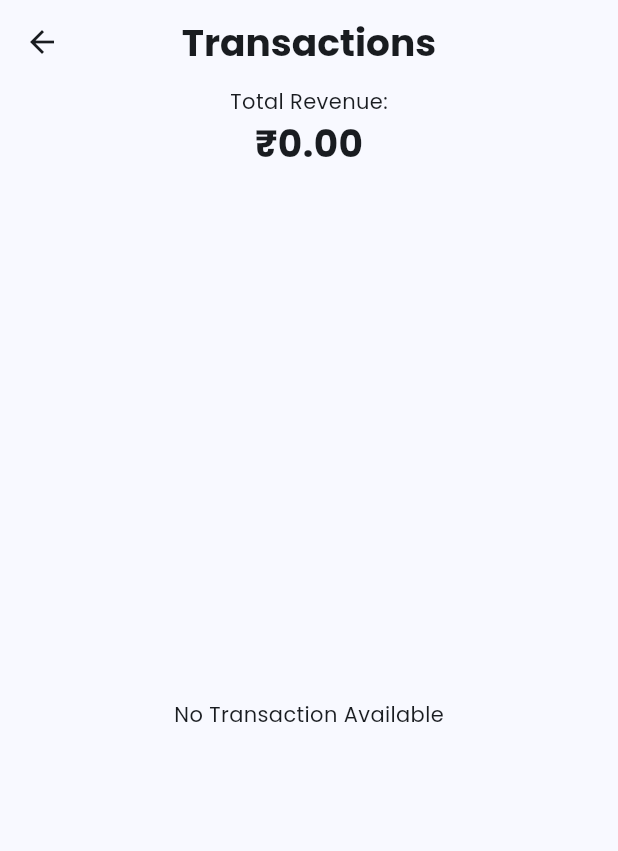
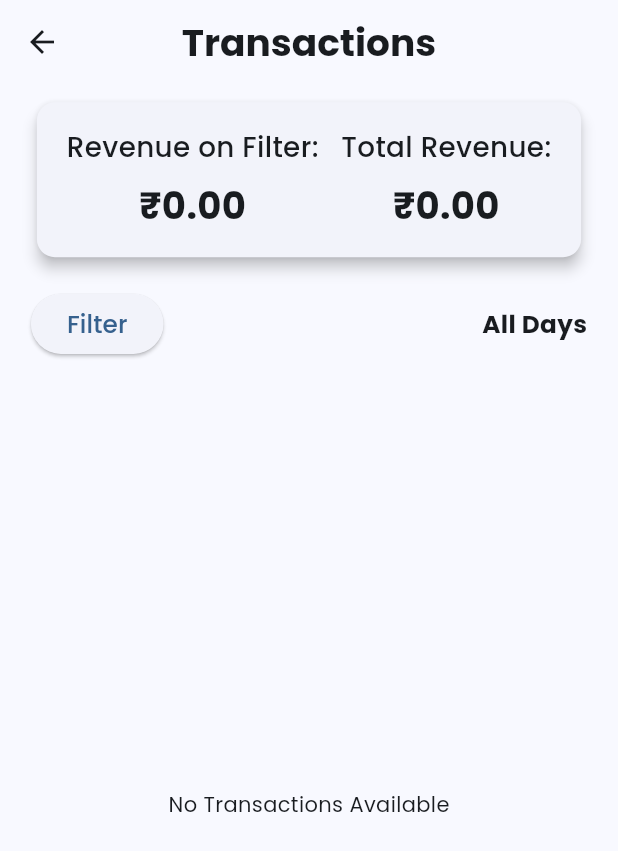
Before and after one commit to adhilfouzi/playtime_club, a Flutter app: the Revenue screen opened directly, on a phone screen of 412 x 824 dp. Shown: the top 851 px of the screen. Run offline on Flutter 3.47's test engine with Material 3 defaults, Android fonts, the light colour scheme and no system bars; our stand-ins replace cached_network_image, cloud_firestore, firebase_auth, firebase_core, firebase_storage, flutter_image_compress and 9 more; accounts and stored records are empty.

Commit message:
make transaction as a stateless widget

```diff
--- a/lib/view/course/revenue/revenue_screen.dart
+++ b/lib/view/course/revenue/revenue_screen.dart
@@ -1,37 +1,53 @@
-import 'dart:developer';
-
 import 'package:flutter/material.dart';
 import 'package:get/get.dart';
 import 'package:intl/intl.dart';
-import 'package:owners_side_of_turf_booking/utils/portion/formater.dart';
 
 import '../../../view_model/course/transaction_controller.dart';
+import 'utils/date_filter.dart';
+import 'utils/total_revenue_section.dart';
+import 'utils/transaction_list.dart';
 
-class Revenue extends StatelessWidget {
+class Revenue extends StatefulWidget {
   const Revenue({super.key});
+
+  @override
+  State<Revenue> createState() => _RevenueState();
+}
+
+class _RevenueState extends State<Revenue> {
+  DateTime? _startDate;
+  DateTime? _endDate;
+  double revenueAsPerDay = 0;
 
   @override
   Widget build(BuildContext context) {
     final TransactionController controller = Get.find();
-    final bookings = controller.transaction;
     final double width = MediaQuery.of(context).size.width;
     final double height = MediaQuery.of(context).size.height;
 
     // Group bookings by date
+    Map<String, List<dynamic>> bookingsByDate = {};
+    revenueAsPerDay = 0; // Reset the revenue for the selected period
 
-    Map<String, List<dynamic>> bookingsByDate = {};
+    final bookings = controller.transaction.where((booking) {
+      if (_startDate != null && _endDate != null) {
+        return booking.transactionDate.isAfter(_startDate!) &&
+            booking.transactionDate
+                .isBefore(_endDate!.add(const Duration(days: 1)));
+      }
+      return true;
+    }).toList();
+
     for (var booking in bookings) {
       final dates = booking.transactionDate;
-      String date = DateFormat('yyyy-MM-dd').format(dates);
-      log("Revenue Screen");
+      String date = DateFormat('yyyy-MM-dd')
+          .format(dates); // Changed to just yyyy-MM-dd for key
       if (!bookingsByDate.containsKey(date)) {
         bookingsByDate[date] = [];
       }
       bookingsByDate[date]!.add(booking);
+      revenueAsPerDay += booking.amount;
     }
-    // String date = DateTime(booking.startTime.year, booking.startTime.month,
-    //         booking.startTime.day)
-    //     .toIso8601String();
 
     return Scaffold(
       appBar: AppBar(
@@ -46,109 +62,35 @@ class Revenue extends StatelessWidget {
       ),
       body: Padding(
         padding: EdgeInsets.symmetric(
-            horizontal: width * 0.05, vertical: height * 0.002),
+            horizontal: width * 0.05, vertical: height * 0.01),
         child: Column(
+          crossAxisAlignment: CrossAxisAlignment.start,
           children: [
-            Column(
-              mainAxisAlignment: MainAxisAlignment.center,
-              crossAxisAlignment: CrossAxisAlignment.center,
-              children: [
-                const Text("Total Revenue:"),
-                Text(
-                  Formatter.formatCurrency(controller.totalAmount),
-                  style: const TextStyle(
-                    fontWeight: FontWeight.bold,
-                    fontSize: 25,
-                  ),
-                ),
-              ],
+            TotalRevenueSection(
+              revenueAsPerDay: revenueAsPerDay,
+              totalAmount: controller.totalAmount,
+            ),
+            SizedBox(height: height * 0.02),
+            DateFilter(
+              startDate: _startDate,
+              endDate: _endDate,
+              onDateRangeSelected: (DateTimeRange? picked) {
+                if (picked != null) {
+                  setState(() {
+                    _startDate = picked.start;
+                    _endDate = picked.end;
+                    revenueAsPerDay =
+                        0; // Reset revenue when date range is changed
+                  });
+                }
+              },
             ),
             SizedBox(height: height * 0.02),
             Expanded(
               child: bookingsByDate.isNotEmpty
-                  ? ListView.builder(
-                      itemCount: bookingsByDate.keys.length,
-                      itemBuilder: (BuildContext context, int index) {
-                        String date = bookingsByDate.keys.elementAt(index);
-                        List<dynamic> dailyBookings = bookingsByDate[date]!;
-                        return Column(
-                          crossAxisAlignment: CrossAxisAlignment.start,
-                          children: [
-                            Padding(
-                              padding:
-                                  const EdgeInsets.symmetric(vertical: 8.0),
-                              child: Text(
-                                DateFormat('dd-MM-yy')
-                                    .format(DateTime.parse(date)),
-                                style: const TextStyle(
-                                  fontSize: 20,
-                                  fontWeight: FontWeight.bold,
-                                ),
-                              ),
-                            ),
-                            Column(
-                              children: dailyBookings.map((booking) {
-                                return Card(
-                                  elevation: 3,
-                                  margin:
-                                      const EdgeInsets.symmetric(vertical: 8),
-                                  child: Padding(
-                                    padding: const EdgeInsets.all(16.0),
-                                    child: Row(
-                                      mainAxisAlignment:
-                                          MainAxisAlignment.spaceBetween,
-                                      children: [
-                                        Column(
-                                          crossAxisAlignment:
-                                              CrossAxisAlignment.start,
-                                          children: [
-                                            Text(
-                                              Formatter.formatCurrency(
-                                                  booking.amount),
-                                              style: const TextStyle(
-                                                fontSize: 18,
-                                                fontWeight: FontWeight.bold,
-                                                overflow: TextOverflow.ellipsis,
-                                              ),
-                                            ),
-                                            const SizedBox(height: 4),
-                                            Text(
-                                              booking.username,
-                                              style: const TextStyle(
-                                                fontSize: 16,
-                                                color: Colors.grey,
-                                                overflow: TextOverflow.ellipsis,
-                                              ),
-                                            ),
-                                          ],
-                                        ),
-                                        Column(
-                                          crossAxisAlignment:
-                                              CrossAxisAlignment.end,
-                                          children: [
-                                            Text(
-                                              Formatter.dateTimetoString(
-                                                  booking.transactionDate),
-                                              style: const TextStyle(
-                                                fontSize: 16,
-                                                color: Colors.grey,
-                                                overflow: TextOverflow.ellipsis,
-                                              ),
-                                            ),
-                                          ],
-                                        ),
-                                      ],
-                                    ),
-                                  ),
-                                );
-                              }).toList(),
-                            ),
-                          ],
-                        );
-                      },
-                    )
+                  ? TransactionList(bookingsByDate: bookingsByDate)
                   : const Center(
-                      child: Text("No Transaction Available"),
+                      child: Text("No Transactions Available"),
                     ),
             ),
           ],
--- /dev/null
+++ b/lib/view/course/revenue/utils/date_filter.dart
@@ -0,0 +1,72 @@
+import 'package:flutter/material.dart';
+import 'package:intl/intl.dart';
+
+class DateFilter extends StatelessWidget {
+  final DateTime? startDate;
+  final DateTime? endDate;
+  final Function(DateTimeRange?) onDateRangeSelected;
+
+  const DateFilter({
+    super.key,
+    required this.startDate,
+    required this.endDate,
+    required this.onDateRangeSelected,
+  });
+
+  @override
+  Widget build(BuildContext context) {
+    final double width = MediaQuery.of(context).size.width;
+
+    return Row(
+      mainAxisAlignment: MainAxisAlignment.spaceBetween,
+      children: [
+        ElevatedButton(
+          onPressed: () async {
+            final DateTimeRange? picked = await showDateRangePicker(
+              context: context,
+              firstDate: DateTime(2000),
+              lastDate: DateTime.now(),
+              builder: (BuildContext context, Widget? child) {
+                return Theme(
+                  data: ThemeData.light().copyWith(
+                    colorScheme: ColorScheme.light(
+                      primary: Theme.of(context).primaryColor,
+                      onPrimary: Colors.white,
+                      surface: Theme.of(context).primaryColor,
+                      onSurface: Colors.black,
+                    ),
+                    dialogBackgroundColor: Colors.white,
+                  ),
+                  child: child!,
+                );
+              },
+            );
+            onDateRangeSelected(picked);
+          },
+          child: Text(
+            "Filter",
+            style: TextStyle(
+              fontSize: width * 0.04,
+            ),
+          ),
+        ),
+        if (startDate != null && endDate != null)
+          Text(
+            "${DateFormat('dd.MM.yy').format(startDate!)} to ${DateFormat('dd.MM.yy').format(endDate!)}",
+            style: TextStyle(
+              fontSize: width * 0.04,
+              fontWeight: FontWeight.bold,
+            ),
+          )
+        else
+          Text(
+            'All Days',
+            style: TextStyle(
+              fontSize: width * 0.04,
+              fontWeight: FontWeight.bold,
+            ),
+          ),
+      ],
+    );
+  }
+}
--- /dev/null
+++ b/lib/view/course/revenue/utils/total_revenue_section.dart
@@ -0,0 +1,83 @@
+import 'package:flutter/material.dart';
+import '../../../../utils/portion/formater.dart';
+
+class TotalRevenueSection extends StatelessWidget {
+  final double revenueAsPerDay;
+  final double totalAmount;
+
+  const TotalRevenueSection({
+    super.key,
+    required this.revenueAsPerDay,
+    required this.totalAmount,
+  });
+
+  @override
+  Widget build(BuildContext context) {
+    final double width = MediaQuery.of(context).size.width;
+    final double height = MediaQuery.of(context).size.height;
+
+    return Card(
+      elevation: 4,
+      child: Padding(
+        padding: EdgeInsets.all(width * 0.04),
+        child: Column(
+          children: [
+            Row(
+              mainAxisAlignment: MainAxisAlignment.spaceEvenly,
+              children: [
+                Column(
+                  mainAxisAlignment: MainAxisAlignment.center,
+                  crossAxisAlignment: CrossAxisAlignment.center,
+                  children: [
+                    Text(
+                      "Revenue on Filter:",
+                      style: TextStyle(
+                        fontSize: width * 0.045,
+                        overflow: TextOverflow.ellipsis,
+                        fontWeight: FontWeight.w500,
+                      ),
+                    ),
+                    SizedBox(height: height * 0.01),
+                    Text(
+                      Formatter.formatCurrency(revenueAsPerDay),
+                      style: TextStyle(
+                        fontWeight: FontWeight.bold,
+                        fontSize: width * 0.06,
+                      ),
+                    ),
+                  ],
+                ),
+                VerticalDivider(
+                  width: width * 0.02,
+                  thickness: 2,
+                  color: Colors.black,
+                ),
+                Column(
+                  mainAxisAlignment: MainAxisAlignment.center,
+                  crossAxisAlignment: CrossAxisAlignment.center,
+                  children: [
+                    Text(
+                      "Total Revenue:",
+                      style: TextStyle(
+                        fontSize: width * 0.045,
+                        fontWeight: FontWeight.w500,
+                      ),
+                    ),
+                    SizedBox(height: height * 0.01),
+                    Text(
+                      Formatter.formatCurrency(totalAmount),
+                      style: TextStyle(
+                        fontWeight: FontWeight.bold,
+                        fontSize: width * 0.06,
+                      ),
+                    ),
+                  ],
+                ),
+              ],
+            ),
+          ],
+        ),
+      ),
+    );
+  }
+}
--- a/lib/view_model/course/transaction_controller.dart
+++ b/lib/view_model/course/transaction_controller.dart
@@ -5,17 +5,21 @@ import 'package:owners_side_of_turf_booking/model/backend/repositories/user/tran
 import 'package:owners_side_of_turf_booking/model/data_model/transaction_model.dart';
 
 class TransactionController extends GetxController {
-  // Private data members
   final _isLoading = false.obs;
   final _transaction = <TransactionModel>[].obs;
   final _errorMessage = RxString('');
   final _totalAmount = 0.0.obs;
+  final _startDate = DateTime(2024).obs;
+  final _endDate = DateTime.now().obs;
+  final _revenueAsPerDay = 0.0.obs;
 
-  // Private data members
   bool get isLoading => _isLoading.value;
   List<TransactionModel> get transaction => _transaction.toList();
   String get errorMessage => _errorMessage.value;
   double get totalAmount => _totalAmount.value;
+  Rx<DateTime> get startDate => _startDate;
+  Rx<DateTime> get endDate => _endDate;
+  double get revenueAsPerDay => _revenueAsPerDay.value;
 
   @override
   void onInit() {
@@ -24,9 +28,10 @@ class TransactionController extends GetxController {
   }
 
   Future<void> fetchTransaction() async {
-    _isLoading.value = true; // Set loading to true
-    _errorMessage.value = ''; // Clear error message
+    _isLoading.value = true;
+    _errorMessage.value = '';
     _transaction.clear();
+    _totalAmount.value = 0.0;
     try {
       final transaction = await TransactionRepository().fetchTransaction();
       for (var element in transaction) {
@@ -34,11 +39,11 @@ class TransactionController extends GetxController {
         _totalAmount.value += element.amount;
         _transaction.add(element);
       }
-
+      _revenueAsPerDay.value = _totalAmount.value;
       _transaction
           .sort((a, b) => a.transactionDate.compareTo(b.transactionDate));
     } catch (e) {
-      log(e.toString());
+      _errorMessage.value = e.toString();
     } finally {
       _isLoading.value = false;
     }
```
Also changed, not shown: lib/view/course/revenue/utils/transaction_list.dart (added, +95 -0 lines).
